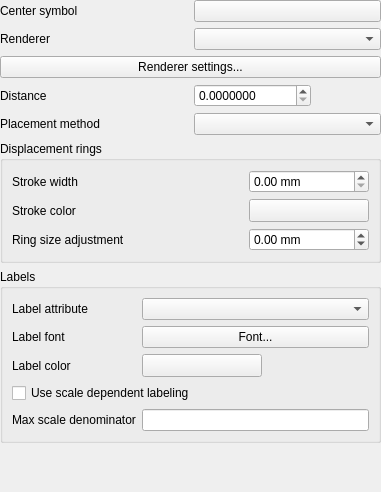
This is src/ui/qgspointdisplacementrendererwidgetbase.ui in qgis/QGIS as Qt 5 draws it before an edit. The edited form follows.
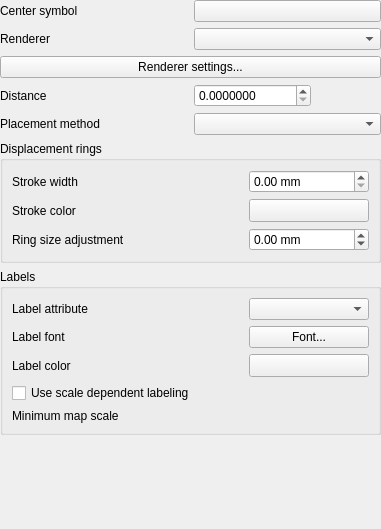
This is the edited form. Custom widgets are drawn as their Qt base class.

Commit message:
More consistency across scale API
Use a real scale widget for point displacement label scale

The edit to the form file:
```diff
--- a/src/ui/qgspointdisplacementrendererwidgetbase.ui
+++ b/src/ui/qgspointdisplacementrendererwidgetbase.ui
@@ -7,7 +7,7 @@
     <x>0</x>
     <y>0</y>
     <width>381</width>
-    <height>492</height>
+    <height>529</height>
    </rect>
   </property>
   <property name="windowTitle">
@@ -99,12 +99,16 @@
       <item row="4" column="0">
        <widget class="QLabel" name="mMaxScaleLabel">
         <property name="text">
-         <string>Max scale denominator</string>
+         <string>Minimum map scale</string>
         </property>
        </widget>
       </item>
       <item row="4" column="1">
-       <widget class="QLineEdit" name="mMaxScaleDenominatorEdit"/>
+       <widget class="QgsScaleWidget" name="mMinLabelScaleWidget" native="true">
+        <property name="focusPolicy">
+         <enum>Qt::StrongFocus</enum>
+        </property>
+       </widget>
       </item>
      </layout>
     </widget>
@@ -265,6 +269,11 @@
   </layout>
  </widget>
  <customwidgets>
+  <customwidget>
+   <class>QgsScaleWidget</class>
+   <extends>QWidget</extends>
+   <header>qgsscalewidget.h</header>
+  </customwidget>
   <customwidget>
    <class>QgsDoubleSpinBox</class>
    <extends>QDoubleSpinBox</extends>
```
Left out of the diff: 143 changed lines with no effect on the pictures. The commit also changes 35 other files.
